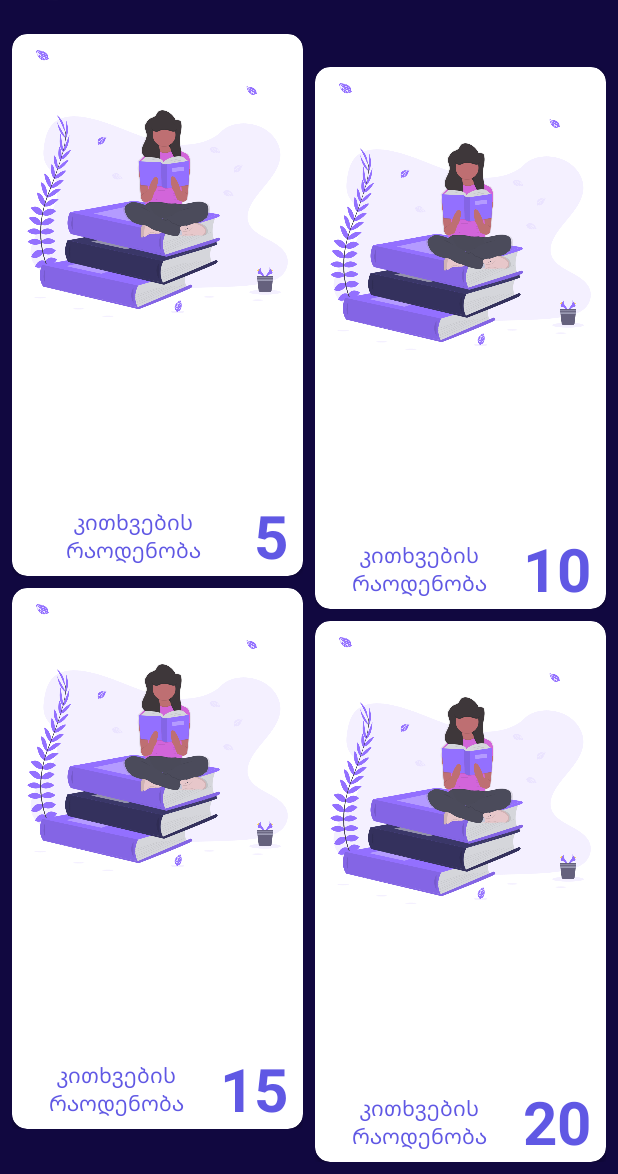
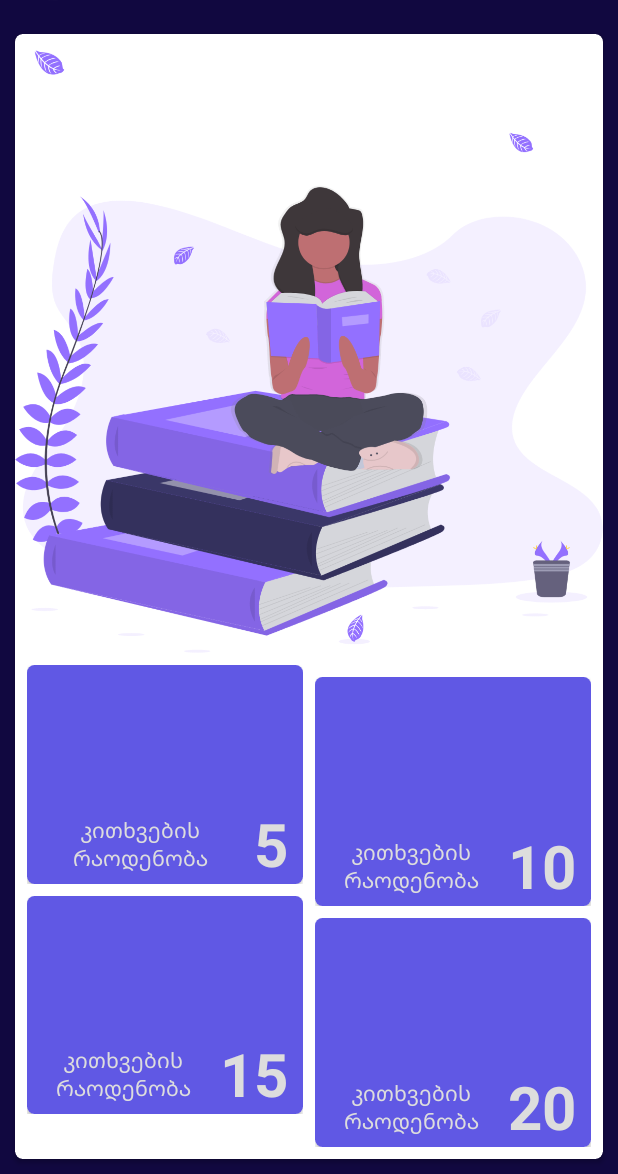
Before and after one commit to Tamuna/Bachelors-Project-Android, an Android app: the IndividualGameConfigActivity screen opened directly, with no data from a screen before it, on a phone screen of 412 x 824 dp, the part 62-1236 px from its top. Run offline under Robolectric (Android 15) with nearby library versions, the light colour scheme and no system bars; our stand-ins replace ButterKnife.

Commit message:
visual improvements

```diff
--- a/2/app/src/main/res/layout/activity_individual_game_config.xml
+++ b/2/app/src/main/res/layout/activity_individual_game_config.xml
@@ -7,18 +7,6 @@
     android:background="@color/dark_blue"
     tools:context=".individual.configuration.IndividualGameConfigActivity">
 
-
-    <!--<ImageView-->
-        <!--android:id="@+id/imageView2"-->
-        <!--android:layout_width="wrap_content"-->
-        <!--android:layout_height="wrap_content"-->
-        <!--android:adjustViewBounds="true"-->
-        <!--app:layout_constraintEnd_toEndOf="parent"-->
-        <!--app:layout_constraintHorizontal_bias="0.0"-->
-        <!--app:layout_constraintStart_toStartOf="parent"-->
-        <!--app:layout_constraintTop_toBottomOf="@+id/customToolbar"-->
-        <!--app:srcCompat="@drawable/header_individual" />-->
-
     <ge.edu.freeuni.rsr.component.CustomToolbar
         android:id="@+id/customToolbar"
         android:layout_width="match_parent"
@@ -26,6 +14,37 @@
         app:layout_constraintEnd_toEndOf="parent"
         app:layout_constraintStart_toStartOf="parent"
         app:layout_constraintTop_toTopOf="parent" />
+
+    <androidx.cardview.widget.CardView
+        app:cardCornerRadius="5dp"
+        android:layout_width="0dp"
+        android:layout_height="0dp"
+        android:layout_marginStart="10dp"
+        android:layout_marginTop="8dp"
+        android:layout_marginEnd="10dp"
+        android:layout_marginBottom="10dp"
+        app:layout_constraintBottom_toBottomOf="parent"
+        app:layout_constraintEnd_toEndOf="parent"
+        app:layout_constraintStart_toStartOf="parent"
+        app:layout_constraintTop_toBottomOf="@+id/customToolbar">
+
+        <androidx.constraintlayout.widget.ConstraintLayout
+            android:layout_width="match_parent"
+            android:layout_height="match_parent">
+
+            <ImageView
+                android:id="@+id/imageView2"
+                android:layout_width="wrap_content"
+                android:layout_height="wrap_content"
+                android:layout_marginStart="10dp"
+                android:layout_marginTop="10dp"
+                android:layout_marginEnd="10dp"
+                android:adjustViewBounds="true"
+                app:layout_constraintEnd_toEndOf="parent"
+                app:layout_constraintStart_toStartOf="parent"
+                app:layout_constraintTop_toTopOf="parent"
+                app:srcCompat="@drawable/header_individual" />
+
 
             <ge.edu.freeuni.rsr.individual.configuration.QuestionCountCard
                 android:id="@+id/view"
@@ -40,7 +59,7 @@
                 app:layout_constraintEnd_toStartOf="@+id/view4"
                 app:layout_constraintHorizontal_bias="0.5"
                 app:layout_constraintStart_toStartOf="parent"
-        app:layout_constraintTop_toBottomOf="@+id/customToolbar"
+                app:layout_constraintTop_toBottomOf="@+id/imageView2"
                 app:question_count="5" />
 
             <ge.edu.freeuni.rsr.individual.configuration.QuestionCountCard
@@ -79,7 +98,7 @@
                 android:layout_width="0dp"
                 android:layout_height="0dp"
                 android:layout_marginStart="4dp"
-        android:layout_marginTop="30dp"
+                android:layout_marginTop="8dp"
                 android:layout_marginEnd="8dp"
                 android:layout_marginBottom="4dp"
                 app:description="კითხვების რაოდენობა"
@@ -87,6 +106,9 @@
                 app:layout_constraintEnd_toEndOf="parent"
                 app:layout_constraintHorizontal_bias="0.5"
                 app:layout_constraintStart_toEndOf="@+id/view"
-        app:layout_constraintTop_toBottomOf="@+id/customToolbar"
+                app:layout_constraintTop_toTopOf="@+id/view"
                 app:question_count="10" />
+
         </androidx.constraintlayout.widget.ConstraintLayout>
+    </androidx.cardview.widget.CardView>
+</androidx.constraintlayout.widget.ConstraintLayout>
--- a/2/app/src/main/res/layout/item_individual_game_count.xml
+++ b/2/app/src/main/res/layout/item_individual_game_count.xml
@@ -5,26 +5,15 @@
     android:layout_height="match_parent">
 
     <androidx.cardview.widget.CardView
+        app:cardCornerRadius="5dp"
         android:layout_width="match_parent"
         android:layout_height="match_parent"
-        app:cardCornerRadius="10dp">
+        >
 
         <androidx.constraintlayout.widget.ConstraintLayout
             android:layout_width="match_parent"
-            android:layout_height="match_parent">
-
-            <ImageView
-                android:id="@+id/imageView3"
-                android:layout_width="0dp"
-                android:layout_height="wrap_content"
-                android:layout_marginStart="10dp"
-                android:layout_marginTop="10dp"
-                android:layout_marginEnd="10dp"
-                android:adjustViewBounds="true"
-                app:layout_constraintEnd_toEndOf="parent"
-                app:layout_constraintStart_toStartOf="parent"
-                app:layout_constraintTop_toTopOf="parent"
-                app:srcCompat="@drawable/header_individual" />
+            android:layout_height="match_parent"
+            android:background="@color/text_color">
 
             <TextView
                 android:id="@+id/txt_question_count"
@@ -33,7 +22,7 @@
                 android:layout_marginEnd="10dp"
                 android:gravity="center"
                 android:text="5"
-                android:textColor="@color/text_color"
+                android:textColor="@color/light_gray"
                 android:textSize="40sp"
                 android:textStyle="bold"
                 app:layout_constraintBottom_toBottomOf="parent"
@@ -45,7 +34,7 @@
                 android:layout_height="wrap_content"
                 android:gravity="center"
                 android:text="კითხვების რაოდენობა:"
-                android:textColor="@color/text_color"
+                android:textColor="@color/light_gray"
                 app:layout_constraintBottom_toBottomOf="@+id/txt_question_count"
                 app:layout_constraintEnd_toStartOf="@+id/txt_question_count"
                 app:layout_constraintStart_toStartOf="parent"
```
Also changed, not shown: 2/app/src/main/res/layout/activity_individual_game.xml (+35 -32 lines), 2/app/src/main/res/drawable/ic_bubbles.png, 2/app/src/main/res/drawable/ic_next_button.png (added). Lines whose indentation alone changed are shown as unchanged.
